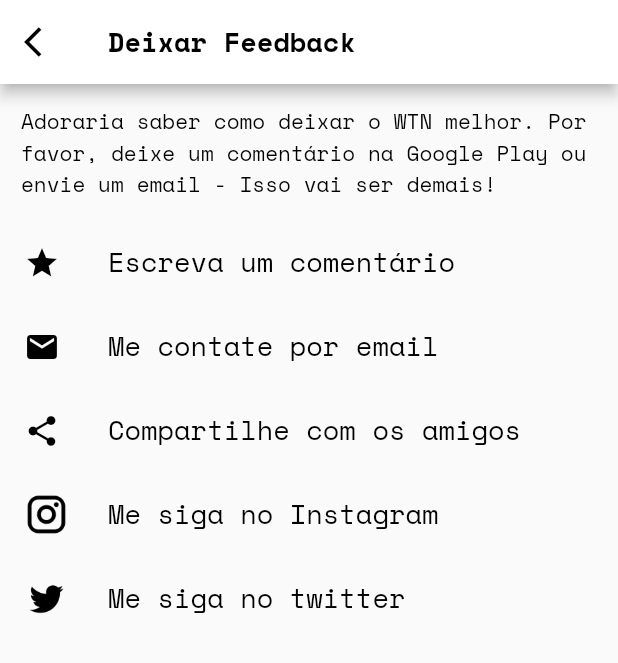
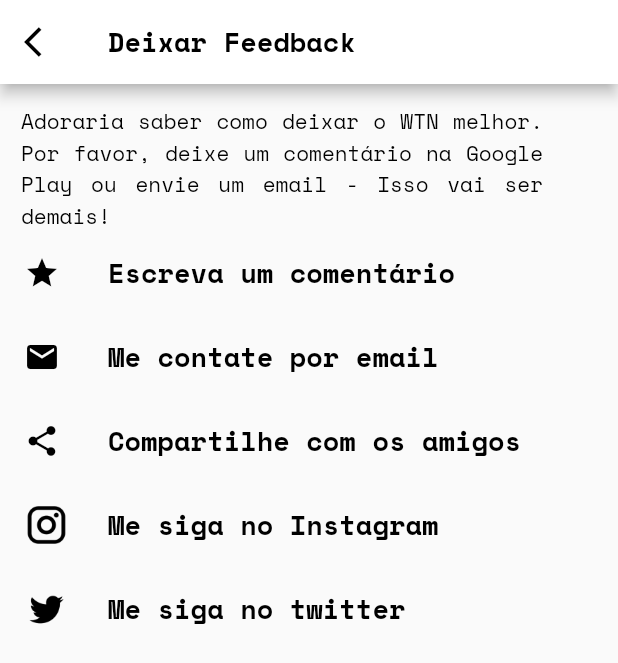
Before and after one commit to joao-cabral/wtn_project, a Flutter app: the FeedbackView screen opened by its route, on a phone screen of 412 x 824 dp. Shown: the top 663 px of the screen. Run offline on Flutter 3.47's test engine with Material 2 defaults, Android fonts, the phone set to English and light mode, and no system bars; our stand-ins replace animated_text_kit, flutter_staggered_animations, google_fonts, google_mobile_ads, page_transition, progress_state_button and 2 more; missing offline and left inert: flutter_email_sender; network calls fail.

Commit message:
fix: change fontWeight

```diff
--- a/lib/views/menu_views/feedback_view.dart
+++ b/lib/views/menu_views/feedback_view.dart
@@ -55,14 +55,15 @@ class FeedbackView extends StatelessWidget {
         crossAxisAlignment: CrossAxisAlignment.start,
         children: [
           Padding(
-            padding: const EdgeInsets.all(14.0),
+            padding: const EdgeInsets.only(left: 14.0, right: 50, top: 14.0),
             child: Text(
               "Adoraria saber como deixar o WTN melhor. Por favor, deixe um comentário na Google Play ou envie um email - Isso vai ser demais!",
               style: GoogleFonts.spaceMono(
                 fontSize: 14,
-                fontWeight: FontWeight.w300,
+                fontWeight: FontWeight.w500,
                 color: Colors.black,
               ),
+              textAlign: TextAlign.justify,
             ),
           ),
           ListTile(
@@ -71,7 +72,7 @@ class FeedbackView extends StatelessWidget {
               "Escreva um comentário",
               style: GoogleFonts.spaceMono(
                 fontSize: 18,
-                fontWeight: FontWeight.w500,
+                fontWeight: FontWeight.w600,
                 color: Colors.black,
               ),
             ),
@@ -82,7 +83,7 @@ class FeedbackView extends StatelessWidget {
               "Me contate por email",
               style: GoogleFonts.spaceMono(
                 fontSize: 18,
-                fontWeight: FontWeight.w500,
+                fontWeight: FontWeight.w600,
                 color: Colors.black,
               ),
             ),
@@ -105,7 +106,7 @@ class FeedbackView extends StatelessWidget {
               "Compartilhe com os amigos",
               style: GoogleFonts.spaceMono(
                 fontSize: 18,
-                fontWeight: FontWeight.w500,
+                fontWeight: FontWeight.w600,
                 color: Colors.black,
               ),
             ),
@@ -123,7 +124,7 @@ class FeedbackView extends StatelessWidget {
               "Me siga no Instagram",
               style: GoogleFonts.spaceMono(
                 fontSize: 18,
-                fontWeight: FontWeight.w500,
+                fontWeight: FontWeight.w600,
                 color: Colors.black,
               ),
             ),
@@ -142,7 +143,7 @@ class FeedbackView extends StatelessWidget {
               "Me siga no twitter",
               style: GoogleFonts.spaceMono(
                 fontSize: 18,
-                fontWeight: FontWeight.w500,
+                fontWeight: FontWeight.w600,
                 color: Colors.black,
               ),
             ),
```
